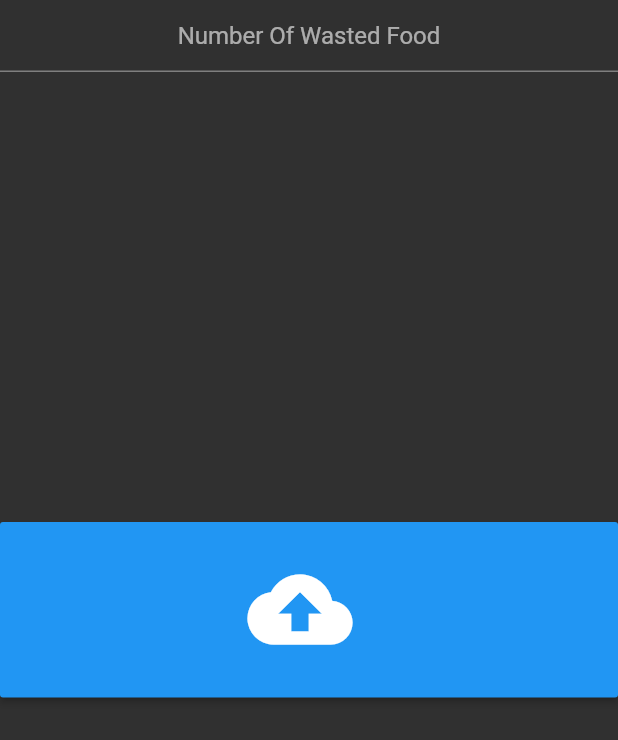
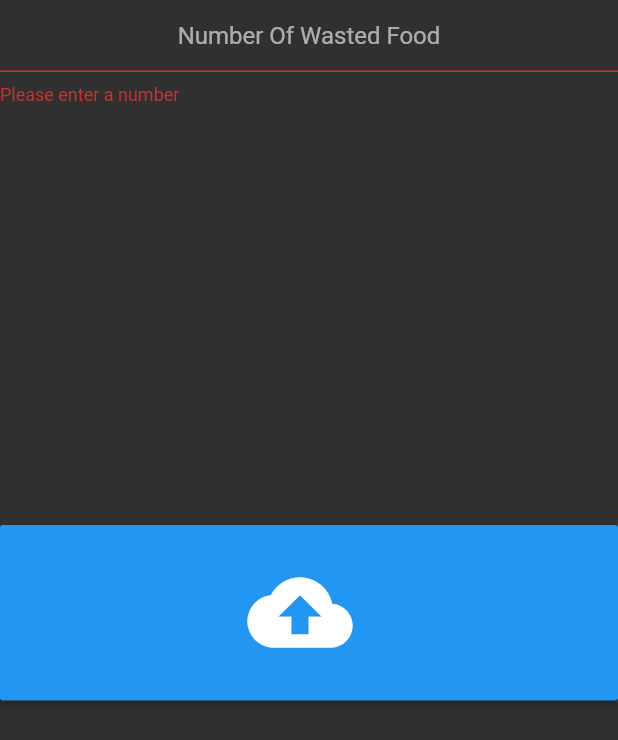
Before and after one commit to sakurasoooo/Wasteagram, a Flutter app: the WasteFoodForm widget shown alone on an empty page, opened directly, after a tap on the "backup" icon, on a phone screen of 412 x 824 dp. Shown: the top 740 px of the screen. Run offline on Flutter 3.47's test engine with Material 2 defaults, Android fonts, the phone set to English and light mode, and no system bars; our stand-ins replace cloud_firestore, firebase_storage, image_picker, location; accounts and stored records are empty.

```diff
--- a/wasteagram/lib/app.dart
+++ b/wasteagram/lib/app.dart
@@ -14,9 +14,9 @@ class App extends StatelessWidget {
         home: WasteList());
   }
 
-  String mydate() {
+  String getdate() {
     final DateTime now = DateTime.now();
-    final DateFormat formatter = DateFormat('yyyy-MM-dd');
+    final DateFormat formatter = DateFormat('yyyy-MM-dd-jms');
     final String formatted = formatter.format(now);
     return formatted;
   }
--- a/wasteagram/lib/models/food_waste_post.dart
+++ b/wasteagram/lib/models/food_waste_post.dart
@@ -2,6 +2,22 @@ class FoodWastePost {
   final String picUrl;
   final DateTime time;
   final int numberOfWasted;
-  final int latitude;
-  FoodWastePost({this.picUrl, this.time, this.numberOfWasted, this.latitude});
+  final double latitude;
+  final double longtitude;
+  FoodWastePost(
+      {this.picUrl,
+      this.time,
+      this.numberOfWasted,
+      this.latitude,
+      this.longtitude});
+
+  Map<String, dynamic> toMap() {
+    return {
+      'picUrl': picUrl,
+      'time': time,
+      'numberOfWasted': numberOfWasted,
+      'latitude': latitude,
+      'longtitude': longtitude
+    };
+  }
 }
--- a/wasteagram/lib/screens/new_waste_screen.dart
+++ b/wasteagram/lib/screens/new_waste_screen.dart
@@ -24,7 +24,9 @@ class NewWasteScreen extends StatelessWidget {
             SizedBox(
               height: 20,
             ),
-            WasteFoodForm()
+            WasteFoodForm(
+              image: image,
+            )
           ],
         )),
       ),
--- a/wasteagram/lib/screens/waste_list_screen.dart
+++ b/wasteagram/lib/screens/waste_list_screen.dart
@@ -20,7 +20,8 @@ class _WasteListState extends State<WasteList> {
         padding: const EdgeInsets.all(8),
         children: <Widget>[
           ListTile(
-            title: Text("Text"),
+            leading: Text("Thursday, Janary 30, 2020 "),
+            trailing: Text('5'),
             onTap: () {
               print("TAP1");
               Navigator.push(context,
@@ -28,7 +29,8 @@ class _WasteListState extends State<WasteList> {
             },
           ),
           ListTile(
-            title: Text("Text"),
+            title: Text("Thursday, Janary 30, 2020"),
+            trailing: Text('5'),
             onTap: () {
               print("TAP2");
             },
--- a/wasteagram/lib/services/food_waste_post_service.dart
+++ b/wasteagram/lib/services/food_waste_post_service.dart
@@ -1,11 +1,8 @@
-import 'dart:io';
+import 'package:cloud_firestore/cloud_firestore.dart';
+import 'package:wasteagram/models/food_waste_post.dart';
 
-import 'package:flutter/material.dart';
-
-import 'package:image_picker/image_picker.dart';
-
-import 'package:cloud_firestore/cloud_firestore.dart';
-
-import 'package:firebase_storage/firebase_storage.dart';
-
-import 'package:path/path.dart';
+class FoodWastePoster {
+  void sendPost(FoodWastePost post) {
+    Firestore.instance.collection('posts').add(post.toMap());
+  }
+}
--- a/wasteagram/lib/widgets/wasted_food_form.dart
+++ b/wasteagram/lib/widgets/wasted_food_form.dart
@@ -1,5 +1,9 @@
 import 'dart:io';
 import 'package:flutter/material.dart';
+import 'package:wasteagram/services/photo_storage_service.dart';
+import 'package:location/location.dart';
+import 'package:wasteagram/services/food_waste_post_service.dart';
+import 'package:wasteagram/models/food_waste_post.dart';
 
 class WasteFoodForm extends StatefulWidget {
   final File image;
@@ -11,36 +15,68 @@ class WasteFoodForm extends StatefulWidget {
 
 class _WasteFoodFormState extends State<WasteFoodForm> {
   int number;
+  LocationData locationData;
+  final formKey = GlobalKey<FormState>();
+
+  Future retrieveLocation() async {
+    var locationService = Location();
+    return await locationService.getLocation();
+  }
 
   @override
   Widget build(BuildContext context) {
-    return Column(
+    return Form(
+      key: formKey,
+      child: Column(
         children: [
-        TextField(
+          SizedBox(
+            height: 280,
+            child: TextFormField(
               keyboardType: TextInputType.number,
               textAlign: TextAlign.center,
               decoration: InputDecoration(
                 hintText: 'Number Of Wasted Food',
               ),
-          onChanged: (text) {
-            number = int.parse(text);
-            print(number);
+              onSaved: (value) {
+                number = int.parse(value);
+              },
+              validator: (value) {
+                if (value.isEmpty) {
+                  return 'Please enter a number';
+                } else {
+                  return null;
+                }
               },
             ),
+          ),
           SizedBox(
-          height: 300,
+            height: 70,
           ),
           SizedBox(
             height: 117,
             width: double.infinity,
             child: RaisedButton.icon(
               color: Colors.blue,
-            onPressed: () {},
+              onPressed: () async {
+                if (formKey.currentState.validate()) {
+                  formKey.currentState.save();
+                  final url = await PhotoStorage().sendImage(widget.image);
+                  locationData = await retrieveLocation();
+                  FoodWastePoster().sendPost(FoodWastePost(
+                      picUrl: url,
+                      time: DateTime.now(),
+                      numberOfWasted: number,
+                      latitude: locationData.latitude,
+                      longtitude: locationData.longitude));
+                  Navigator.pop(context);
+                }
+              },
               icon: Icon(Icons.backup, size: 70),
               label: Text(''),
             ),
-        )
+          ),
         ],
+      ),
     );
   }
 }
```
Also changed, not shown: wasteagram/lib/services/photo_storage_service.dart (+22 -0 lines), wasteagram/lib/widgets/camera_fab.dart (+6 -5 lines). Lines whose indentation alone changed are shown as unchanged.
